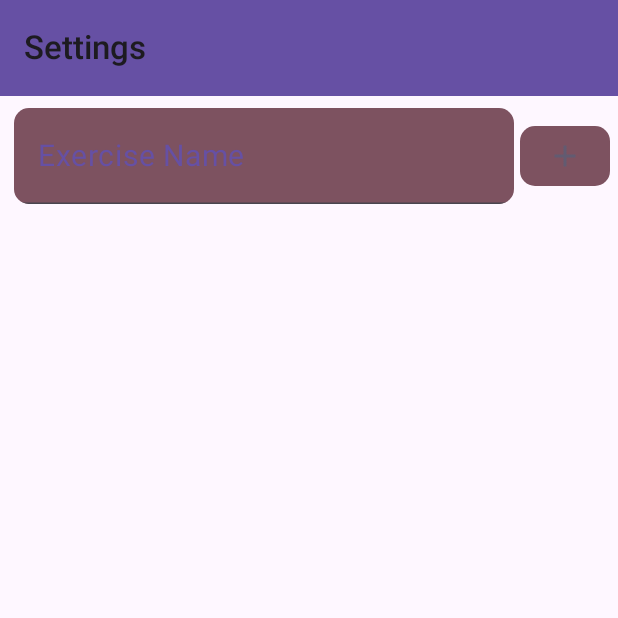
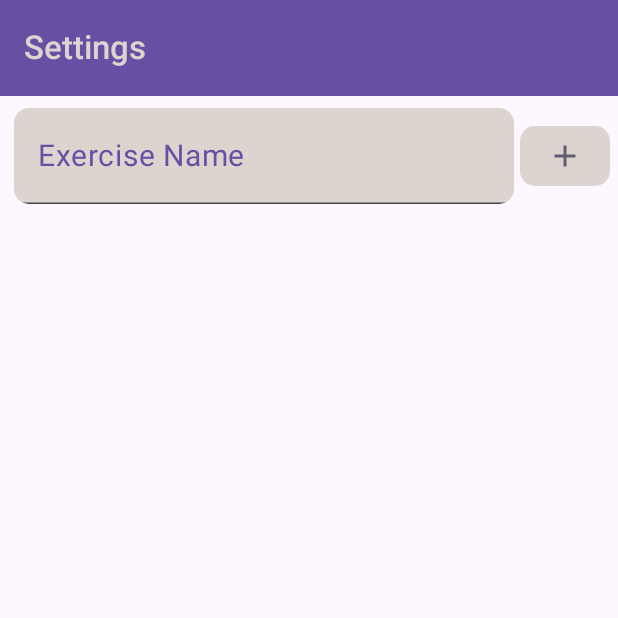
Before and after one commit to RandaeGS/exercise_counter, an Android app built with Jetpack Compose: the screen it shows after launch (MainActivity), after a tap on "Exercise Counter", on a phone screen of 412 x 824 dp, the top half of it. Run offline under Robolectric (Android 15) with nearby library versions, the phone set to English and light mode, and no system bars; our stand-ins replace Room's generated code.

Commit message:
fix light theme colors

```diff
--- a/app/src/main/java/com/randaegs/exercisecounter/ui/components/ExerciseItem.kt
+++ b/app/src/main/java/com/randaegs/exercisecounter/ui/components/ExerciseItem.kt
@@ -1,6 +1,7 @@
 package com.randaegs.exercisecounter.ui.components
 
 import android.content.Context
+import androidx.compose.foundation.background
 import androidx.compose.foundation.border
 import androidx.compose.foundation.combinedClickable
 import androidx.compose.foundation.layout.Arrangement
@@ -100,9 +101,10 @@ fun ExerciseItem(exercise: Exercise) {
                     Row {
                         Icon(
                             imageVector = Minus,
-                            contentDescription = "Subtract ${exercise.increment}"
+                            contentDescription = "Subtract ${exercise.increment}",
+                            tint = Color.White
                         )
-                        Text(exercise.increment.toString())
+                        Text(exercise.increment.toString(), color = Color.White)
                     }
                 }
             }
--- a/app/src/main/java/com/randaegs/exercisecounter/ui/components/TopBar.kt
+++ b/app/src/main/java/com/randaegs/exercisecounter/ui/components/TopBar.kt
@@ -2,6 +2,7 @@ package com.randaegs.exercisecounter.ui.components
 
 import android.content.Context
 import androidx.compose.foundation.clickable
+import androidx.compose.foundation.layout.padding
 import androidx.compose.foundation.layout.width
 import androidx.compose.foundation.shape.RoundedCornerShape
 import androidx.compose.material.icons.Icons
@@ -18,6 +19,7 @@ import androidx.compose.material3.TopAppBarDefaults
 import androidx.compose.runtime.Composable
 import androidx.compose.runtime.rememberCoroutineScope
 import androidx.compose.ui.Modifier
+import androidx.compose.ui.graphics.Color
 import androidx.compose.ui.platform.LocalContext
 import androidx.compose.ui.text.capitalize
 import androidx.compose.ui.unit.dp
@@ -45,6 +47,7 @@ fun TopBar(
             Text(
                 text = title,
                 style = MaterialTheme.typography.titleLarge,
+                color = MaterialTheme.colorScheme.tertiary,
                 modifier = Modifier
                     .clickable(
                         onClick = {
@@ -58,7 +61,8 @@ fun TopBar(
                 FilledIconButton(
                     shape = RoundedCornerShape(size = 10.dp),
                     modifier = Modifier
-                        .width(60.dp),
+                        .width(60.dp)
+                        .padding(end = 5.dp),
                     colors = IconButtonColors(
                         containerColor = MaterialTheme.colorScheme.tertiary,
                         contentColor = MaterialTheme.colorScheme.secondary,
@@ -73,7 +77,7 @@ fun TopBar(
                 ) {
                     Icon(
                         imageVector = Icons.Filled.Add,
-                        contentDescription = "Add count"
+                        contentDescription = "Add count",
                     )
                 }
             }
--- a/app/src/main/java/com/randaegs/exercisecounter/ui/screens/Home.kt
+++ b/app/src/main/java/com/randaegs/exercisecounter/ui/screens/Home.kt
@@ -1,8 +1,10 @@
 package com.randaegs.exercisecounter.ui.screens
 
+import androidx.compose.foundation.background
 import androidx.compose.foundation.layout.Column
 import androidx.compose.foundation.layout.padding
 import androidx.compose.material3.ExperimentalMaterial3Api
+import androidx.compose.material3.MaterialTheme
 import androidx.compose.material3.Text
 import androidx.compose.runtime.Composable
 import androidx.compose.runtime.collectAsState
@@ -33,7 +35,9 @@ fun Home(onNavigationEvent: (NavigationEvent) -> Unit) {
                     onNavigationEvent(NavigationEvent.ToSettings)
                 }
             )
-        }
+        },
+        modifier = Modifier
+            .background(MaterialTheme.colorScheme.secondary)
     ) { innerPadding ->
         Column(modifier = Modifier.padding(innerPadding)) {
             exercises.forEach { exercise ->
--- a/app/src/main/java/com/randaegs/exercisecounter/ui/theme/Color.kt
+++ b/app/src/main/java/com/randaegs/exercisecounter/ui/theme/Color.kt
@@ -8,7 +8,7 @@ val Pink80 = Color(0xFFEFB8C8)
 
 val Purple40 = Color(0xFF6650a4)
 val PurpleGrey40 = Color(0xFF625b71)
-val Pink40 = Color(0xFF7D5260)
+val light_tertiary = Color(0xFFDCD4CE)
 
 val dark_primary = Color(0xFF234C6A)
 val dark_secondary = Color(0xFF456882)
--- a/app/src/main/java/com/randaegs/exercisecounter/ui/theme/Theme.kt
+++ b/app/src/main/java/com/randaegs/exercisecounter/ui/theme/Theme.kt
@@ -20,7 +20,7 @@ private val DarkColorScheme = darkColorScheme(
 private val LightColorScheme = lightColorScheme(
     primary = Purple40,
     secondary = PurpleGrey40,
-    tertiary = Pink40,
+    tertiary = light_tertiary,
 )
 
 @Composable
```
